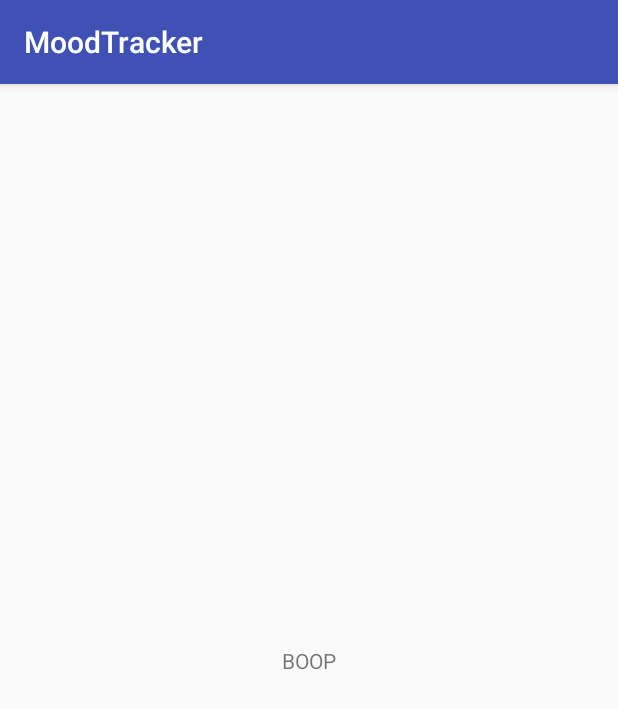
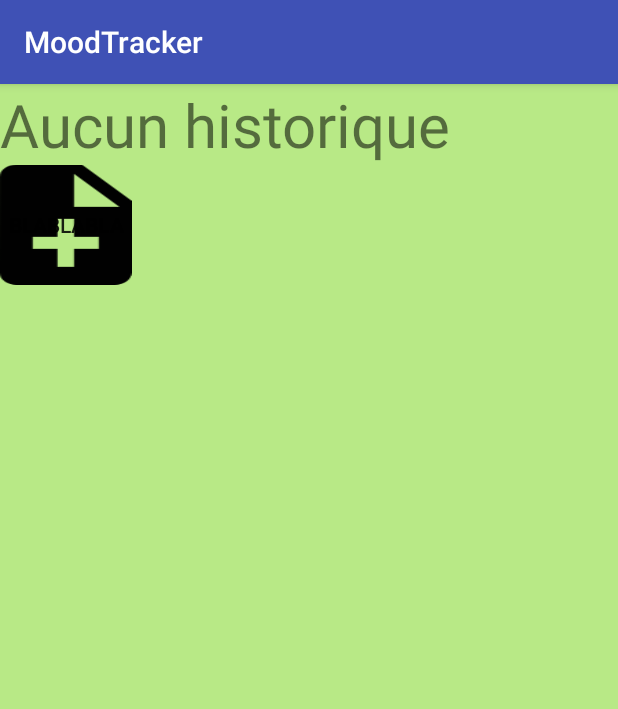
Before and after one commit to Alstromeria1/MoodTracker, an Android app: the screen it shows after launch (HistoryActivity), after a tap on an icon or button, on a phone screen of 412 x 824 dp. Shown: the top 709 px of the screen. Run offline under Robolectric (Android 15) with nearby library versions, the phone set to English and light mode, and no system bars.

Commit message:
The ArrayList savedMood is now saved in the SharedPreferences after converting it into a  GSON object and can be used in the HistoryActivity.

```diff
--- a/app/build.gradle
+++ b/app/build.gradle
@@ -25,4 +25,5 @@ dependencies {
     testImplementation 'junit:junit:4.12'
     androidTestImplementation 'com.android.support.test:runner:1.0.2'
     androidTestImplementation 'com.android.support.test.espresso:espresso-core:3.0.2'
+    implementation 'com.google.code.gson:gson:2.8.2'
 }
--- a/app/src/main/java/vicaire/tommy/moodtracker/HistoryActivity.java
+++ b/app/src/main/java/vicaire/tommy/moodtracker/HistoryActivity.java
@@ -1,13 +1,64 @@
 package vicaire.tommy.moodtracker;
 
+import android.content.SharedPreferences;
 import android.support.v7.app.AppCompatActivity;
 import android.os.Bundle;
+import android.view.View;
+import android.widget.Button;
+import android.widget.ShareActionProvider;
+
+import com.google.gson.Gson;
+import com.google.gson.reflect.TypeToken;
+
+import java.lang.reflect.Type;
+import java.util.ArrayList;
+import java.util.List;
+
+import static vicaire.tommy.moodtracker.MainActivity.LINK;
+import static vicaire.tommy.moodtracker.MainActivity.PREF_KEY_SAVED_MOOD;
 
 public class HistoryActivity extends AppCompatActivity {
+
+    ArrayList<Mood> savedMood = new ArrayList<>();
+    SharedPreferences moodPreferences;
+
+    Button test;
 
     @Override
     protected void onCreate(Bundle savedInstanceState) {
         super.onCreate(savedInstanceState);
         setContentView(R.layout.activity_history);
+
+
+        moodPreferences = getApplicationContext().getSharedPreferences(LINK , MODE_PRIVATE);
+
+        if (moodPreferences.contains(PREF_KEY_SAVED_MOOD )){
+
+            Gson gson = new Gson();
+            String json = moodPreferences.getString(PREF_KEY_SAVED_MOOD , null);
+            Type type = new TypeToken<List<Mood>>(){}.getType();
+
+            savedMood = gson.fromJson(json , type);
+        }
+
+
+
+        test = findViewById(R.id.button);
+
+        test.setOnClickListener(new View.OnClickListener() {
+            @Override
+            public void onClick(View view) {
+                for(int i = 0 ; i < savedMood.size(); i++){
+
+                    System.out.println(savedMood.get(i));
+                }
+
+
+            }
+        });
+
+
+
+
     }
 }
--- a/app/src/main/java/vicaire/tommy/moodtracker/MainActivity.java
+++ b/app/src/main/java/vicaire/tommy/moodtracker/MainActivity.java
@@ -16,8 +16,16 @@ import android.widget.EditText;
 import android.widget.ImageView;
 import android.widget.RelativeLayout;
 import android.widget.TextView;
+import android.widget.Toast;
 
+import com.google.gson.Gson;
+import com.google.gson.reflect.TypeToken;
+
+import java.text.DateFormat;
+import java.text.SimpleDateFormat;
 import java.util.ArrayList;
+import java.util.Calendar;
+import java.util.Date;
 
 public class MainActivity extends AppCompatActivity implements GestureDetector.OnGestureListener{
 
@@ -25,6 +33,12 @@ public class MainActivity extends AppCompatActivity implements GestureDetector.O
    private ImageView mMoodImage;
    private Button mCommentButton;
    private Button mHistoryButton;
+
+
+
+    Gson gson = new Gson();
+
+
    private int mCurrentIndex = 1;
    private final int DELTA_MIN = 50;
    private final int MOOD_LENGTH = 4;
@@ -36,11 +50,21 @@ public class MainActivity extends AppCompatActivity implements GestureDetector.O
 
 
    private final ArrayList<Mood> mMoodArrayList = new ArrayList<>();
+    private ArrayList<Mood> savedMoods = new ArrayList<>();
 
 
-    private static final String PREF_KEY_INDEX = "PREF_KEY_INDEX";
+    public static final String PREF_KEY_INDEX = "PREF_KEY_INDEX";
     public static final String  PREF_KEY_COMMENT = "PREF_KEY_COMMENT";
+    public static final String  PREF_KEY_DATE = "PREF_KEY_DATE";
+    public static final String PREF_KEY_SAVED_MOOD = "PREF_KEY_SAVED_MOOD";
+    public static final String LINK = "LINK";
 
+    Date mDate = Calendar.getInstance().getTime();
+    DateFormat df = new SimpleDateFormat("yyyy-MM-dd");
+    String mCurrentDate = df.format(mDate.getTime());
+    String mDateToCompare;
+
+    public static final int MAXDAY = 7;
 
 
 
@@ -49,9 +73,21 @@ public class MainActivity extends AppCompatActivity implements GestureDetector.O
         super.onCreate(savedInstanceState);
         setContentView(R.layout.activity_main);
 
+
+        // Gson gson = new Gson();
+        // String json = gson.toJson(savedMoods);
+        // moodPreferences.edit().putString(PREF_KEY_SAVED_MOOD , json).apply();
+
+
+
         mGestureDetectorCompat = new GestureDetectorCompat(this , this);
 
-        moodPreferences = getPreferences(MODE_PRIVATE);
+        moodPreferences = getApplicationContext().getSharedPreferences(LINK, MODE_PRIVATE);
+
+         if (moodPreferences.contains(PREF_KEY_DATE)){
+             mDateToCompare = moodPreferences.getString(PREF_KEY_DATE , null);
+         }
+         moodPreferences.edit().putString(PREF_KEY_DATE , mCurrentDate).apply();
 
 
          if(moodPreferences.contains(PREF_KEY_INDEX)){
@@ -59,6 +95,9 @@ public class MainActivity extends AppCompatActivity implements GestureDetector.O
         }else {
             moodPreferences.edit().putInt(PREF_KEY_INDEX , 1).apply();
          }
+
+
+
 
 
         mMoodBackGround = findViewById(R.id.mood_backGround);
@@ -79,75 +118,20 @@ public class MainActivity extends AppCompatActivity implements GestureDetector.O
             @Override
             public void onClick(View view) {
 
+
               Intent historyActivity = new Intent(MainActivity.this,HistoryActivity.class);
               startActivity(historyActivity);
 
             }
         });
+        processCommentClick();
 
-        mCommentButton.setOnClickListener(new View.OnClickListener() {
-        @Override
-        public void onClick(View view) {
 
-           final AlertDialog.Builder mBuilder = new AlertDialog.Builder(MainActivity.this);
-           final View mView = getLayoutInflater().inflate(R.layout.dialog_comment , null);
-           final TextView mCommentText = mView.findViewById(R.id.text_comment);
-           final EditText mEditComment = mView.findViewById(R.id.edit_comment);
-           final Button mOkButton = mView.findViewById(R.id.ok_button);
-           final Button mCancelButton = mView.findViewById(R.id.cancel_button);
-            mOkButton.setEnabled(false);
-            mEditComment.setHorizontallyScrolling(false);
-           if(moodPreferences.contains(PREF_KEY_COMMENT)){
-               mEditComment.setText(mComment);
-               mEditComment.setSelection(mEditComment.getText().length());
-           }
 
-            mBuilder.setView(mView);
-            final AlertDialog dialog = mBuilder.create();
-            dialog.show();
-            mEditComment.addTextChangedListener(new TextWatcher() {
-                @Override
-                public void beforeTextChanged(CharSequence charSequence, int i, int i1, int i2) {
 
     }
 
-                @Override
-                public void onTextChanged(CharSequence charSequence, int i, int i1, int i2) {
-                    mOkButton.setEnabled(mEditComment.getText().length() != 0);
-                   // mOkButton.setEnabled(s.toString().length() != 0);
-                   // mOkButton.setVisibility(s.toString().length() != 0 ? View.VISIBLE : View.INVISIBLE);
-                }
 
-                @Override
-                public void afterTextChanged(Editable editable) {
-
-                }
-            });
-
-
-            mOkButton.setOnClickListener(new View.OnClickListener() {
-                @Override
-                public void onClick(View view) {
-                    mComment = mEditComment.getText().toString();
-                    moodPreferences.edit().putString(PREF_KEY_COMMENT , mComment).apply();
-                    dialog.cancel();
-                }
-            });
-            mCancelButton.setOnClickListener(new View.OnClickListener() {
-                @Override
-                public void onClick(View view) {
-                    if(mEditComment.getText().length() < 1){
-                        mComment = null;
-                    }
-                    dialog.cancel();
-                }
-            });
-
-        }
-    });
-
-
-    }
 
     @Override
     public boolean onTouchEvent(MotionEvent event) {
@@ -220,5 +204,78 @@ public class MainActivity extends AppCompatActivity implements GestureDetector.O
 
         moodPreferences.edit().putInt(PREF_KEY_INDEX , mCurrentIndex).apply();
 
+
+        if(savedMoods.size() >= MAXDAY) {
+            savedMoods.remove(savedMoods.size() - 1);
+        }
+
+        savedMoods.add(0 , mMoodArrayList.get(mCurrentIndex));
+
+        // Gson gson = new Gson();
+        String json = gson.toJson(savedMoods);
+        moodPreferences.edit().putString(PREF_KEY_SAVED_MOOD , json).apply();
+
+    }
+    private void processCommentClick(){
+        mCommentButton.setOnClickListener(new View.OnClickListener() {
+            @Override
+            public void onClick(View view) {
+
+                final AlertDialog.Builder mBuilder = new AlertDialog.Builder(MainActivity.this);
+                final View mView = getLayoutInflater().inflate(R.layout.dialog_comment , null);
+                final TextView mCommentText = mView.findViewById(R.id.text_comment);
+                final EditText mEditComment = mView.findViewById(R.id.edit_comment);
+                final Button mOkButton = mView.findViewById(R.id.ok_button);
+                final Button mCancelButton = mView.findViewById(R.id.cancel_button);
+                mOkButton.setEnabled(false);
+                mEditComment.setHorizontallyScrolling(false);
+                if(moodPreferences.contains(PREF_KEY_COMMENT)){
+                    mEditComment.setText(mComment);
+                    mEditComment.setSelection(mEditComment.getText().length());
+                }
+
+                mBuilder.setView(mView);
+                final AlertDialog dialog = mBuilder.create();
+                dialog.show();
+                mEditComment.addTextChangedListener(new TextWatcher() {
+                    @Override
+                    public void beforeTextChanged(CharSequence charSequence, int i, int i1, int i2) {
+
+                    }
+
+                    @Override
+                    public void onTextChanged(CharSequence charSequence, int i, int i1, int i2) {
+                        mOkButton.setEnabled(mEditComment.getText().length() != 0);
+
+                    }
+
+                    @Override
+                    public void afterTextChanged(Editable editable) {
+
+                    }
+                });
+
+
+                mOkButton.setOnClickListener(new View.OnClickListener() {
+                    @Override
+                    public void onClick(View view) {
+                        mComment = mEditComment.getText().toString();
+                        moodPreferences.edit().putString(PREF_KEY_COMMENT , mComment).apply();
+                        dialog.cancel();
+                    }
+                });
+                mCancelButton.setOnClickListener(new View.OnClickListener() {
+                    @Override
+                    public void onClick(View view) {
+                        if(mEditComment.getText().length() < 1){
+                            mComment = null;
+                        }
+                        dialog.cancel();
+                    }
+                });
+
+            }
+        });
+
     }
 }
--- a/app/src/main/res/layout/activity_history.xml
+++ b/app/src/main/res/layout/activity_history.xml
@@ -1,23 +1,32 @@
 <?xml version="1.0" encoding="utf-8"?>
-<android.support.constraint.ConstraintLayout xmlns:android="http://schemas.android.com/apk/res/android"
+<LinearLayout
 
-    xmlns:app="http://schemas.android.com/apk/res-auto"
+    xmlns:android="http://schemas.android.com/apk/res/android"
+
     xmlns:tools="http://schemas.android.com/tools"
+    android:id="@+id/parentLinearLayout"
     android:layout_width="match_parent"
     android:layout_height="match_parent"
-    tools:context=".HistoryActivity">
+    android:background="@color/light_sage"
+    android:orientation="vertical"
+    tools:context="HistoryActivity">
+
 
     <TextView
+        android:id="@+id/empty_history"
         android:layout_width="wrap_content"
         android:layout_height="wrap_content"
-        android:layout_marginStart="8dp"
-        android:layout_marginTop="8dp"
-        android:layout_marginEnd="8dp"
-        android:layout_marginBottom="8dp"
-        android:text="BOOP"
-        app:layout_constraintBottom_toBottomOf="parent"
-        app:layout_constraintEnd_toEndOf="parent"
-        app:layout_constraintStart_toStartOf="parent"
-        app:layout_constraintTop_toTopOf="parent" />
+        android:gravity="center"
+        android:text="Aucun historique"
+        android:textAlignment="center"
+        android:textSize="40dp" />
 
-</android.support.constraint.ConstraintLayout>
+    <Button
+        android:id="@+id/button"
+        android:layout_width="wrap_content"
+        android:layout_height="wrap_content"
+        android:background="@drawable/ic_note_add_black"
+        android:text="BLABLABLA" />
+
+
+</LinearLayout>
--- a/build.gradle
+++ b/build.gradle
@@ -7,7 +7,7 @@ buildscript {
         jcenter()
     }
     dependencies {
-        classpath 'com.android.tools.build:gradle:3.2.1'
+        classpath 'com.android.tools.build:gradle:3.3.0'
 
 
         // NOTE: Do not place your application dependencies here; they belong
```
Also changed, not shown: gradle/wrapper/gradle-wrapper.properties. Lines whose indentation alone changed are shown as unchanged.
